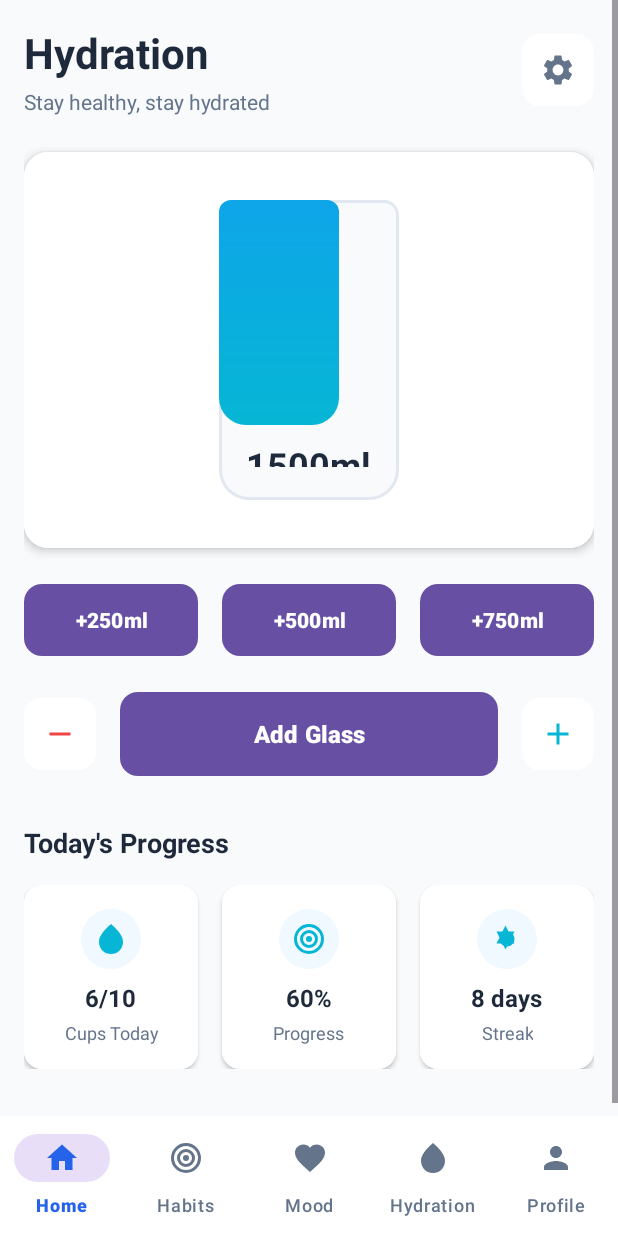
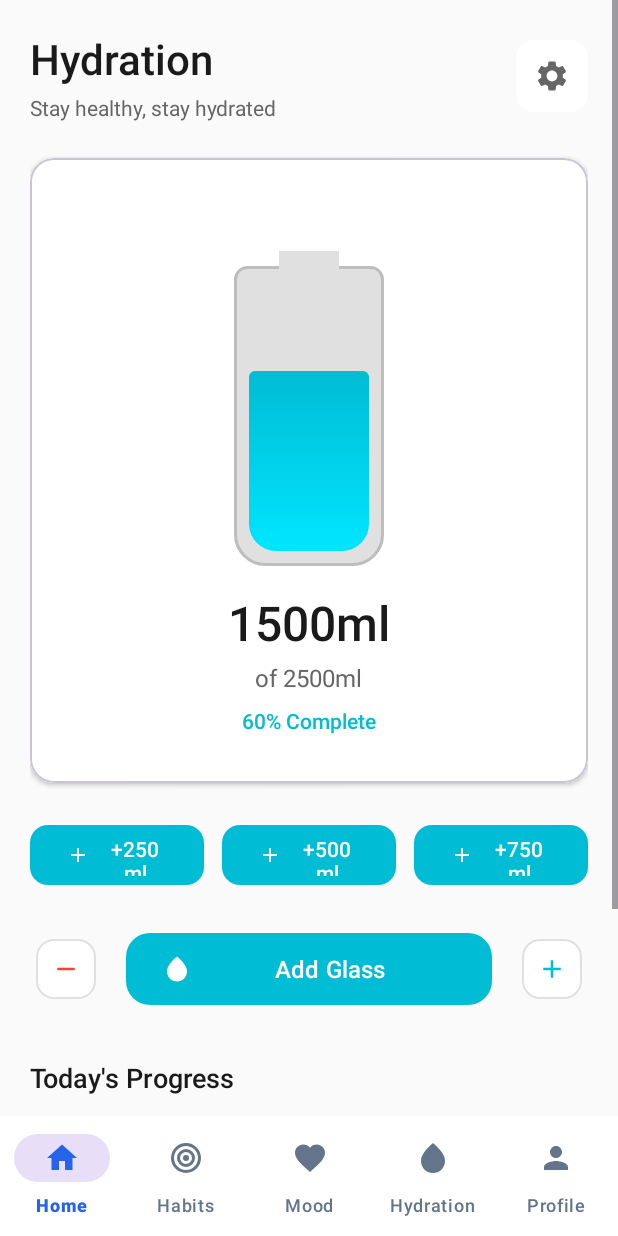
Before and after one commit to SandeepaChathumina/Health-Routine-App, an Android app: the Hydration screen opened directly, with no data from a screen before it, on a phone screen of 412 x 824 dp. Run offline under Robolectric (Android 15) with nearby library versions, the phone set to English and light mode, and no system bars.

Commit message:
habbit/mood/hydration page polished

```diff
--- /dev/null
+++ b/app/src/main/res/drawable/bg_bottle_outline.xml
@@ -0,0 +1,12 @@
+<shape xmlns:android="http://schemas.android.com/apk/res/android"
+    android:shape="rectangle">
+    <solid android:color="#E0E0E0" />
+    <stroke
+        android:width="2dp"
+        android:color="#BDBDBD" />
+    <corners
+        android:topLeftRadius="8dp"
+        android:topRightRadius="8dp"
+        android:bottomLeftRadius="20dp"
+        android:bottomRightRadius="20dp"/>
+</shape>
--- a/app/src/main/res/drawable/bg_water_fill.xml
+++ b/app/src/main/res/drawable/bg_water_fill.xml
@@ -1,13 +1,12 @@
-<?xml version="1.0" encoding="utf-8"?>
 <shape xmlns:android="http://schemas.android.com/apk/res/android"
     android:shape="rectangle">
     <gradient
-        android:startColor="#06B6D4"
-        android:endColor="#0EA5E9"
+        android:startColor="#00E5FF"
+        android:endColor="#00BCD4"
         android:angle="90" />
     <corners
-        android:topLeftRadius="8dp"
-        android:topRightRadius="8dp"
+        android:topLeftRadius="4dp"
+        android:topRightRadius="4dp"
         android:bottomLeftRadius="18dp"
         android:bottomRightRadius="18dp"/>
 </shape>
--- a/app/src/main/res/layout/activity_hydration.xml
+++ b/app/src/main/res/layout/activity_hydration.xml
@@ -4,7 +4,7 @@
     android:layout_width="match_parent"
     android:layout_height="match_parent"
     android:orientation="vertical"
-    android:background="#F8FAFC">
+    android:background="#FAFAFA">
 
     <!-- Content Area -->
     <ScrollView
@@ -17,7 +17,7 @@
             android:layout_width="match_parent"
             android:layout_height="wrap_content"
             android:orientation="vertical"
-            android:padding="16dp">
+            android:padding="20dp">
 
             <!-- Header -->
             <LinearLayout
@@ -38,15 +38,15 @@
                         android:layout_height="wrap_content"
                         android:text="Hydration"
                         android:textSize="28sp"
-                        android:textColor="#1E293B"
-                        android:textStyle="bold"/>
+                        android:textColor="#1A1A1A"
+                        android:fontFamily="sans-serif-medium"/>
 
                     <TextView
                         android:layout_width="wrap_content"
                         android:layout_height="wrap_content"
                         android:text="Stay healthy, stay hydrated"
                         android:textSize="14sp"
-                        android:textColor="#64748B"
+                        android:textColor="#666666"
                         android:layout_marginTop="4dp"/>
                 </LinearLayout>
 
@@ -56,16 +56,16 @@
                     android:layout_height="48dp"
                     android:background="@drawable/bg_rounded_white"
                     android:src="@drawable/ic_settings"
-                    app:tint="#64748B"/>
+                    app:tint="#666666"/>
             </LinearLayout>
 
-            <!-- Water Bottle Visualization -->
-            <androidx.cardview.widget.CardView
+            <!-- Water Bottle Visualization - Fixed -->
+            <com.google.android.material.card.MaterialCardView
                 android:layout_width="match_parent"
                 android:layout_height="wrap_content"
                 android:layout_marginBottom="24dp"
                 app:cardCornerRadius="16dp"
-                app:cardElevation="4dp">
+                app:cardElevation="2dp">
 
                 <LinearLayout
                     android:layout_width="match_parent"
@@ -75,38 +75,50 @@
                     android:background="#FFFFFF"
                     android:gravity="center">
 
-                    <!-- Water Bottle Graphic -->
-                    <LinearLayout
-                        android:layout_width="120dp"
+                    <!-- Water Bottle Container - Fixed Structure -->
+                    <RelativeLayout
+                        android:layout_width="140dp"
+                        android:layout_height="240dp"
+                        android:layout_marginBottom="16dp">
+
+                        <!-- Bottle Background -->
+                        <View
+                            android:id="@+id/bottle_background"
+                            android:layout_width="100dp"
                             android:layout_height="200dp"
-                        android:orientation="vertical"
-                        android:gravity="center"
-                        android:background="@drawable/bg_water_bottle">
+                            android:layout_centerHorizontal="true"
+                            android:layout_alignParentBottom="true"
+                            android:background="@drawable/bg_bottle_outline" />
 
-                        <!-- Water Level -->
+                        <!-- Water Fill (positioned at bottom) -->
                         <View
                             android:id="@+id/water_level"
                             android:layout_width="80dp"
-                            android:layout_height="150dp"
-                            android:background="@drawable/bg_water_fill"
-                            android:layout_gravity="bottom"/>
+                            android:layout_height="120dp"
+                            android:layout_centerHorizontal="true"
+                            android:layout_alignParentBottom="true"
+                            android:layout_marginBottom="10dp"
+                            android:background="@drawable/bg_water_fill" />
 
-                        <!-- Water Info Overlay -->
-                        <LinearLayout
-                            android:layout_width="match_parent"
-                            android:layout_height="match_parent"
-                            android:orientation="vertical"
-                            android:gravity="center"
-                            android:padding="16dp">
+                        <!-- Bottle Cap -->
+                        <View
+                            android:layout_width="40dp"
+                            android:layout_height="20dp"
+                            android:layout_centerHorizontal="true"
+                            android:layout_alignTop="@id/bottle_background"
+                            android:layout_marginTop="-10dp"
+                            android:background="#E0E0E0" />
+                    </RelativeLayout>
 
+                    <!-- Water Info -->
                     <TextView
                         android:id="@+id/tv_current_amount"
                         android:layout_width="wrap_content"
                         android:layout_height="wrap_content"
                         android:text="1500ml"
-                                android:textSize="24sp"
-                                android:textColor="#1E293B"
-                                android:textStyle="bold"
+                        android:textSize="32sp"
+                        android:textColor="#1A1A1A"
+                        android:fontFamily="sans-serif-medium"
                         android:gravity="center"/>
 
                     <TextView
@@ -114,8 +126,8 @@
                         android:layout_width="wrap_content"
                         android:layout_height="wrap_content"
                         android:text="of 2500ml"
-                                android:textSize="14sp"
-                                android:textColor="#64748B"
+                        android:textSize="16sp"
+                        android:textColor="#666666"
                         android:gravity="center"
                         android:layout_marginTop="4dp"/>
 
@@ -124,68 +136,70 @@
                         android:layout_width="wrap_content"
                         android:layout_height="wrap_content"
                         android:text="60% Complete"
-                                android:textSize="12sp"
-                                android:textColor="#06B6D4"
-                                android:textStyle="bold"
+                        android:textSize="14sp"
+                        android:textColor="#00BCD4"
+                        android:fontFamily="sans-serif-medium"
                         android:layout_marginTop="8dp"/>
                 </LinearLayout>
-                    </LinearLayout>
-                </LinearLayout>
-            </androidx.cardview.widget.CardView>
+            </com.google.android.material.card.MaterialCardView>
 
-            <!-- Quick Add Buttons -->
+            <!-- Quick Add Buttons - Fixed -->
             <LinearLayout
                 android:layout_width="match_parent"
                 android:layout_height="wrap_content"
                 android:orientation="horizontal"
-                android:gravity="center"
                 android:layout_marginBottom="24dp">
 
-                <Button
+                <com.google.android.material.button.MaterialButton
                     android:id="@+id/btn_add_250"
                     android:layout_width="0dp"
                     android:layout_height="48dp"
                     android:layout_weight="1"
-                    android:layout_marginEnd="8dp"
+                    android:layout_marginEnd="6dp"
                     android:text="+250ml"
                     android:textColor="#FFFFFF"
                     android:textSize="14sp"
-                    android:textStyle="bold"
-                    android:background="@drawable/bg_rounded_teal"
-                    android:drawableStart="@drawable/ic_plus_small"
-                    android:drawableTint="#FFFFFF"/>
+                    android:fontFamily="sans-serif-medium"
+                    app:backgroundTint="#00BCD4"
+                    app:cornerRadius="12dp"
+                    app:icon="@drawable/ic_plus"
+                    app:iconTint="#FFFFFF"
+                    app:iconSize="16dp"/>
 
-                <Button
+                <com.google.android.material.button.MaterialButton
                     android:id="@+id/btn_add_500"
                     android:layout_width="0dp"
                     android:layout_height="48dp"
                     android:layout_weight="1"
-                    android:layout_marginEnd="8dp"
-                    android:layout_marginStart="8dp"
+                    android:layout_marginHorizontal="6dp"
                     android:text="+500ml"
                     android:textColor="#FFFFFF"
                     android:textSize="14sp"
-                    android:textStyle="bold"
-                    android:background="@drawable/bg_rounded_teal"
-                    android:drawableStart="@drawable/ic_plus_small"
-                    android:drawableTint="#FFFFFF"/>
+                    android:fontFamily="sans-serif-medium"
+                    app:backgroundTint="#00BCD4"
+                    app:cornerRadius="12dp"
+                    app:icon="@drawable/ic_plus"
+                    app:iconTint="#FFFFFF"
+                    app:iconSize="16dp"/>
 
-                <Button
+                <com.google.android.material.button.MaterialButton
                     android:id="@+id/btn_add_750"
                     android:layout_width="0dp"
                     android:layout_height="48dp"
                     android:layout_weight="1"
-                    android:layout_marginStart="8dp"
+                    android:layout_marginStart="6dp"
                     android:text="+750ml"
                     android:textColor="#FFFFFF"
                     android:textSize="14sp"
-                    android:textStyle="bold"
-                    android:background="@drawable/bg_rounded_teal"
-                    android:drawableStart="@drawable/ic_plus_small"
-                    android:drawableTint="#FFFFFF"/>
+                    android:fontFamily="sans-serif-medium"
+                    app:backgroundTint="#00BCD4"
+                    app:cornerRadius="12dp"
+                    app:icon="@drawable/ic_plus"
+                    app:iconTint="#FFFFFF"
+                    app:iconSize="16dp"/>
             </LinearLayout>
 
-            <!-- Manual Controls -->
+            <!-- Manual Controls - Fixed -->
             <LinearLayout
                 android:layout_width="match_parent"
                 android:layout_height="wrap_content"
@@ -194,17 +208,21 @@
                 android:layout_marginBottom="32dp">
 
                 <!-- Subtract Button -->
-                <ImageButton
+                <com.google.android.material.button.MaterialButton
                     android:id="@+id/btn_subtract"
+                    style="@style/Widget.Material3.Button.IconButton"
                     android:layout_width="48dp"
                     android:layout_height="48dp"
-                    android:src="@drawable/ic_minus"
-                    app:tint="#EF4444"
-                    android:background="@drawable/bg_rounded_white"
+                    app:icon="@drawable/ic_minus"
+                    app:iconTint="#EF4444"
+                    app:backgroundTint="#FFFFFF"
+                    app:strokeColor="#E0E0E0"
+                    app:strokeWidth="1dp"
+                    app:cornerRadius="12dp"
                     android:layout_marginEnd="16dp"/>
 
                 <!-- Add Glass Button -->
-                <Button
+                <com.google.android.material.button.MaterialButton
                     android:id="@+id/btn_add_glass"
                     android:layout_width="0dp"
                     android:layout_height="56dp"
@@ -212,20 +230,25 @@
                     android:text="Add Glass"
                     android:textColor="#FFFFFF"
                     android:textSize="16sp"
-                    android:textStyle="bold"
-                    android:background="@drawable/bg_rounded_teal"
-                    android:drawableStart="@drawable/ic_droplets"
-                    android:drawableTint="#FFFFFF"
-                    android:drawablePadding="8dp"/>
+                    android:fontFamily="sans-serif-medium"
+                    app:backgroundTint="#00BCD4"
+                    app:cornerRadius="16dp"
+                    app:icon="@drawable/ic_droplets"
+                    app:iconTint="#FFFFFF"
+                    app:iconSize="20dp"/>
 
                 <!-- Add Button -->
-                <ImageButton
+                <com.google.android.material.button.MaterialButton
                     android:id="@+id/btn_add"
+                    style="@style/Widget.Material3.Button.IconButton"
                     android:layout_width="48dp"
                     android:layout_height="48dp"
-                    android:src="@drawable/ic_plus"
-                    app:tint="#06B6D4"
-                    android:background="@drawable/bg_rounded_white"
+                    app:icon="@drawable/ic_plus"
+                    app:iconTint="#00BCD4"
+                    app:backgroundTint="#FFFFFF"
+                    app:strokeColor="#E0E0E0"
+                    app:strokeWidth="1dp"
+                    app:cornerRadius="12dp"
                     android:layout_marginStart="16dp"/>
             </LinearLayout>
 
@@ -235,8 +258,8 @@
                 android:layout_height="wrap_content"
                 android:text="Today's Progress"
                 android:textSize="18sp"
-                android:textColor="#1E293B"
-                android:textStyle="bold"
+                android:textColor="#1A1A1A"
+                android:fontFamily="sans-serif-medium"
                 android:layout_marginBottom="16dp"/>
 
             <LinearLayout
@@ -246,13 +269,13 @@
                 android:layout_marginBottom="24dp">
 
                 <!-- Cups Today -->
-                <androidx.cardview.widget.CardView
+                <com.google.android.material.card.MaterialCardView
                     android:layout_width="0dp"
                     android:layout_height="wrap_content"
                     android:layout_weight="1"
                     android:layout_marginEnd="8dp"
                     app:cardCornerRadius="12dp"
-                    app:cardElevation="2dp">
+                    app:cardElevation="1dp">
 
                     <LinearLayout
                         android:layout_width="match_parent"
@@ -266,8 +289,8 @@
                             android:layout_width="40dp"
                             android:layout_height="40dp"
                             android:src="@drawable/ic_droplets"
-                            app:tint="#06B6D4"
-                            android:background="@drawable/bg_circle_light_teal"
+                            app:tint="#00BCD4"
+                            android:background="@drawable/bg_circle_light_blue"
                             android:padding="8dp"/>
 
                         <TextView
@@ -276,8 +299,8 @@
                             android:layout_height="wrap_content"
                             android:text="6/10"
                             android:textSize="16sp"
-                            android:textColor="#1E293B"
-                            android:textStyle="bold"
+                            android:textColor="#1A1A1A"
+                            android:fontFamily="sans-serif-medium"
                             android:layout_marginTop="8dp"/>
 
                         <TextView
@@ -285,21 +308,20 @@
                             android:layout_height="wrap_content"
                             android:text="Cups Today"
                             android:textSize="12sp"
-                            android:textColor="#64748B"
+                            android:textColor="#666666"
                             android:gravity="center"
                             android:layout_marginTop="4dp"/>
                     </LinearLayout>
-                </androidx.cardview.widget.CardView>
+                </com.google.android.material.card.MaterialCardView>
 
                 <!-- Progress -->
-                <androidx.cardview.widget.CardView
+                <com.google.android.material.card.MaterialCardView
                     android:layout_width="0dp"
                     android:layout_height="wrap_content"
                     android:layout_weight="1"
-                    android:layout_marginEnd="8dp"
-                    android:layout_marginStart="8dp"
+                    android:layout_marginHorizontal="8dp"
                     app:cardCornerRadius="12dp"
-                    app:cardElevation="2dp">
+                    app:cardElevation="1dp">
 
                     <LinearLayout
                         android:layout_width="match_parent"
@@ -313,8 +335,8 @@
                             android:layout_width="40dp"
                             android:layout_height="40dp"
                             android:src="@drawable/ic_target"
-                            app:tint="#06B6D4"
-                            android:background="@drawable/bg_circle_light_teal"
+                            app:tint="#00BCD4"
+                            android:background="@drawable/bg_circle_light_blue"
                             android:padding="8dp"/>
 
                         <TextView
@@ -323,8 +345,8 @@
                             android:layout_height="wrap_content"
                             android:text="60%"
                             android:textSize="16sp"
-                            android:textColor="#1E293B"
-                            android:textStyle="bold"
+                            android:textColor="#1A1A1A"
+                            android:fontFamily="sans-serif-medium"
                             android:layout_marginTop="8dp"/>
 
                         <TextView
@@ -332,20 +354,20 @@
                             android:layout_height="wrap_content"
                             android:text="Progress"
                             android:textSize="12sp"
-                            android:textColor="#64748B"
+                            android:textColor="#666666"
                             android:gravity="center"
                             android:layout_marginTop="4dp"/>
                     </LinearLayout>
-                </androidx.cardview.widget.CardView>
+                </com.google.android.material.card.MaterialCardView>
 
                 <!-- Streak -->
-                <androidx.cardview.widget.CardView
+                <com.google.android.material.card.MaterialCardView
                     android:layout_width="0dp"
                     android:layout_height="wrap_content"
                     android:layout_weight="1"
                     android:layout_marginStart="8dp"
                     app:cardCornerRadius="12dp"
-                    app:cardElevation="2dp">
+                    app:cardElevation="1dp">
 
                     <LinearLayout
                         android:layout_width="match_parent"
@@ -359,8 +381,8 @@
                             android:layout_width="40dp"
                             android:layout_height="40dp"
                             android:src="@drawable/ic_award"
-                            app:tint="#06B6D4"
-                            android:background="@drawable/bg_circle_light_teal"
+                            app:tint="#00BCD4"
+                            android:background="@drawable/bg_circle_light_blue"
                             android:padding="8dp"/>
 
                         <TextView
@@ -369,8 +391,8 @@
                             android:layout_height="wrap_content"
                             android:text="8 days"
                             android:textSize="16sp"
-                            android:textColor="#1E293B"
-                            android:textStyle="bold"
+                            android:textColor="#1A1A1A"
+                            android:fontFamily="sans-serif-medium"
                             android:layout_marginTop="8dp"/>
 
                         <TextView
@@ -378,11 +400,11 @@
                             android:layout_height="wrap_content"
                             android:text="Streak"
                             android:textSize="12sp"
-                            android:textColor="#64748B"
+                            android:textColor="#666666"
                             android:gravity="center"
                             android:layout_marginTop="4dp"/>
                     </LinearLayout>
-                </androidx.cardview.widget.CardView>
+                </com.google.android.material.card.MaterialCardView>
             </LinearLayout>
         </LinearLayout>
     </ScrollView>
```
Also changed, not shown: app/src/main/java/com/example/healthapp/Home.kt (+14 -0 lines), app/src/main/res/layout/activity_habits.xml (+194 -111 lines), app/src/main/res/values/strings.xml (+21 -0 lines). Lines whose indentation alone changed are shown as unchanged.
